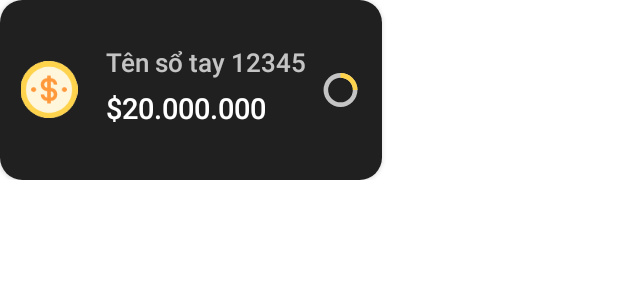
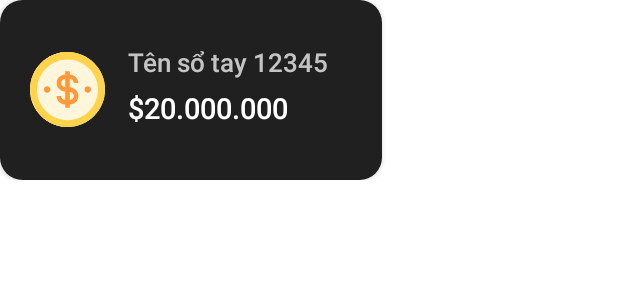
Before and after one commit to cngthnh/YellAppPro, an Android app: the layout item_budget_home.xml on its own in the app's theme, with its tools: preview values and no code run, on a phone screen of 412 x 824 dp. Shown: the top 300 px of the screen. Run offline under Robolectric (Android 15) with nearby library versions, the phone set to English and light mode, and no system bars; network calls fail.

Commit message:
Adjusted UI

```diff
--- a/app/src/main/res/layout/item_budget_home.xml
+++ b/app/src/main/res/layout/item_budget_home.xml
@@ -13,41 +13,29 @@
         android:layout_width="match_parent"
         android:layout_height="wrap_content"
         android:layout_marginEnd="15dp"
+        android:padding="0dp"
         app:cardCornerRadius="15dp">
-        <FrameLayout
-            android:layout_width="match_parent"
-            android:layout_height="120dp"
-            >
-            <TextView
-                android:id="@+id/cover_image"
+            <LinearLayout
                 android:layout_width="match_parent"
                 android:layout_height="120dp"
-                android:scaleType="centerCrop"
-                android:background="@color/darker_gray"/>
-
-            <LinearLayout
-                android:layout_width="match_parent"
-                android:layout_height="match_parent"
                 android:orientation="horizontal"
                 android:gravity="center_vertical"
-                android:weightSum="16">
+                android:background="@color/darker_gray">
                 <ImageView
                     android:id="@+id/icon_type_budget"
-                    android:layout_width="wrap_content"
-                    android:layout_height="wrap_content"
+                    android:layout_width="50dp"
+                    android:layout_height="50dp"
                     android:src="@drawable/ic_money_colored"
-                    android:layout_marginHorizontal="20dp"
-                    android:scaleY="1.5"
-                    android:scaleX="1.5"
-                    android:layout_weight="5"/>
+                    android:layout_marginEnd="10dp"
+                    android:layout_marginStart="20dp"/>
 
                 <LinearLayout
-                    android:layout_width="190dp"
+                    android:layout_width="0dp"
                     android:layout_height="match_parent"
                     android:orientation="vertical"
                     android:paddingHorizontal="5dp"
                     android:gravity="center_vertical"
-                    android:layout_weight="8"
+                    android:layout_weight="1"
                     >
                     <TextView
                         android:id="@+id/name_bg_home_item"
@@ -70,20 +58,9 @@
                         android:paddingBottom="5dp"/>
                 </LinearLayout>
 
-                <ProgressBar
-                    android:id="@+id/progressBar_bg_home"
-                    android:layout_height="40dp"
-                    android:layout_width="40dp"
-                    android:indeterminateOnly="false"
-                    android:progressDrawable="@drawable/circular_determinate_progress"
-                    android:progress="25"
-                    android:layout_marginEnd="15dp"
-                    android:layout_weight="3"
-                    />
 
             </LinearLayout>
 
-        </FrameLayout>
     </androidx.cardview.widget.CardView>
 
 </LinearLayout>
```
Also changed, not shown: app/src/main/res/layout/item_budget.xml (+6 -9 lines), app/src/main/res/layout/item_dashboard.xml (+7 -2 lines).
